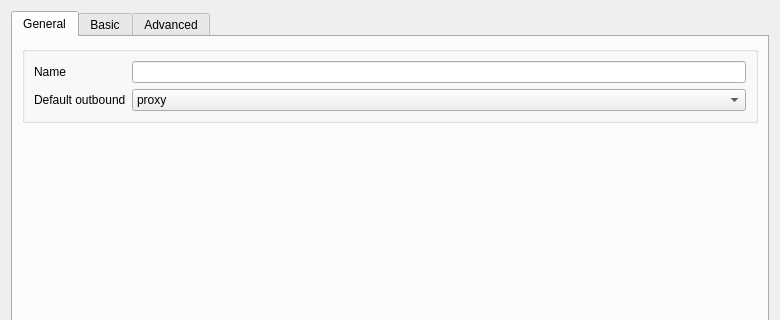
qr243vbi/nekobox, file include/ui/setting/RouteItem.ui: the form before one commit; both pictures show x 0 to 780 and y 0 to 320 of the 780 by 728 pixel window.
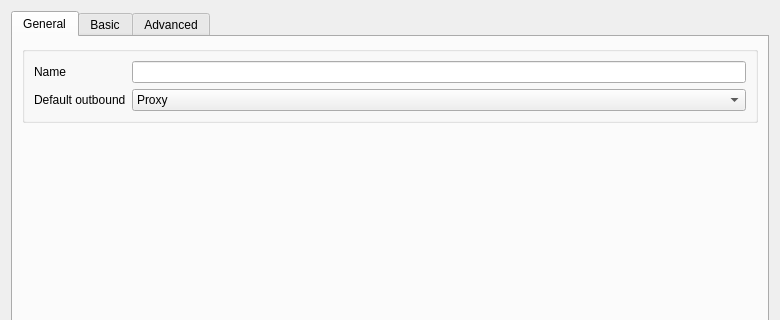
The form after the commit.

Commit message: Fix Icon Issue in windows

Diff of the .ui file:
```diff
--- a/include/ui/setting/RouteItem.ui
+++ b/include/ui/setting/RouteItem.ui
@@ -47,7 +47,7 @@
            <widget class="QComboBox" name="def_out">
             <item>
              <property name="text">
-              <string notr="true">proxy</string>
+              <string>Proxy</string>
              </property>
             </item>
             <item>
```
Left out of the diff: 2 changed lines with no effect on the pictures. The commit also changes 4 other files.
